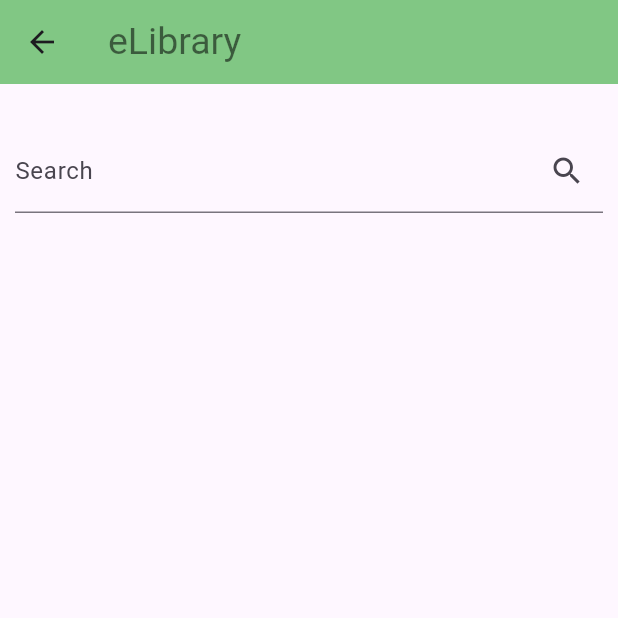
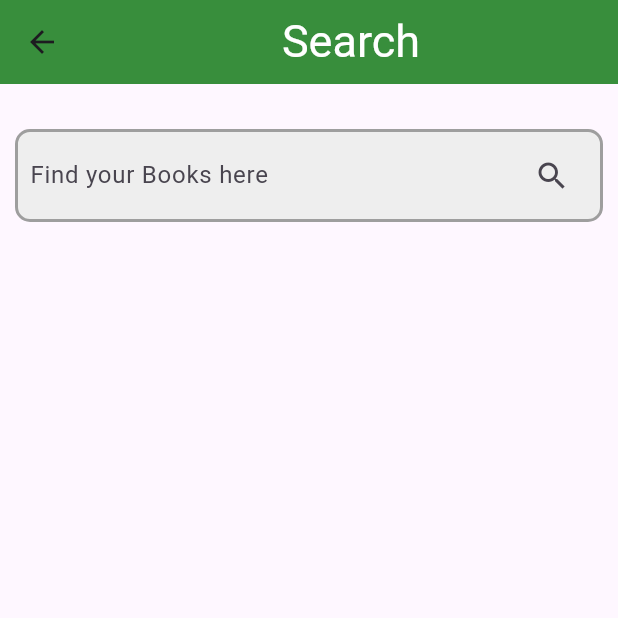
Before and after one commit to wayha1/mobile_pp, a Flutter app: the Search_Screen screen opened directly, on a phone screen of 412 x 824 dp, the top half of it. Run offline on Flutter 3.47's test engine with Material 3 defaults, Android fonts, the light colour scheme and no system bars; our stand-ins replace animated_splash_screen, carousel_slider, lottie, shared_preferences; missing offline and left inert: flutter_pdfview; accounts and stored records are empty; network calls fail.

Commit message:
updating Search_Screen and read.dart

```diff
--- a/lib/pages/HomeScreen/Read.dart
+++ b/lib/pages/HomeScreen/Read.dart
@@ -1,12 +1,8 @@
 import 'package:flutter/material.dart';
-// import 'package:flutter_pdfview/flutter_pdfview.dart';
-//import 'package:syncfusion_flutter_pdfviewer/pdfviewer.dart';
-//import 'package:syncfusion_flutter_pdfviewer/pdfviewer.dart';
-//import 'package:flutter_pdfview/flutter_pdfview.dart';
+import 'package:flutter_pdfview/flutter_pdfview.dart';
 
 class Read extends StatelessWidget {
-
-  const Read({ Key? key}) : super(key: key);
+  const Read({Key? key}) : super(key: key);
 
   @override
   Widget build(BuildContext context) {
@@ -15,7 +11,12 @@
         title: Text('Read'),
         backgroundColor: Colors.green.shade300,
       ),
-      // body: SfPdfViewer.asset("assets/Project_skinme.pdf"),
+      body: PDFView(
+        filePath: "assets/Project_skinme.pdf", // Replace with your PDF file path
+        // onPageChanged: (int page) {
+        //   // Your logic for page change
+        // },
+      ),
     );
   }
 }
--- a/lib/pages/HomeScreen/Search_Screen.dart
+++ b/lib/pages/HomeScreen/Search_Screen.dart
@@ -51,12 +51,14 @@
   Widget build(BuildContext context) {
     return Scaffold(
       appBar: AppBar(
-        backgroundColor: Colors.green.shade300,
-        title: Text(
-          'eLibrary',
+        backgroundColor: Colors.green.shade700,
+        title: Center(
+          child: Text(
+            'Search',
             style: TextStyle(
-            fontSize: 25,
-            color: Colors.black54,
+              fontSize: 30,
+              color: Colors.white,
+            ),
           ),
         ),
       ),
@@ -65,7 +67,17 @@
         child: Column(
           children: [
             SizedBox(height: 20),
-            TextField(
+            Container(
+              padding: EdgeInsets.only(left: 8.0, right: 8.0, top: 1.0, bottom: 1.0),
+              decoration: BoxDecoration(
+                borderRadius: BorderRadius.circular(10), // Adjust border radius as needed
+                color: Colors.grey[200], // Adjust background color as needed
+                border: Border.all(
+                  color: Colors.grey, // Set the border color
+                  width: 2, // Set the border width
+                ),
+              ),
+              child: TextField(
                 controller: _searchController,
                 onChanged: (value) {
                   // Call searchBooks when the text field value changes
@@ -76,7 +88,9 @@
                   clearSearchResults();
                 },
                 decoration: InputDecoration(
-                labelText: 'Search', suffixIcon: Icon(Icons.search),
+                  suffixIcon: Icon(Icons.search), labelText: 'Find your Books here',
+                  border: InputBorder.none, // Remove TextField border
+                ),
               ),
             ),
             SizedBox(height: 20),
```
Lines whose indentation alone changed are shown as unchanged.
